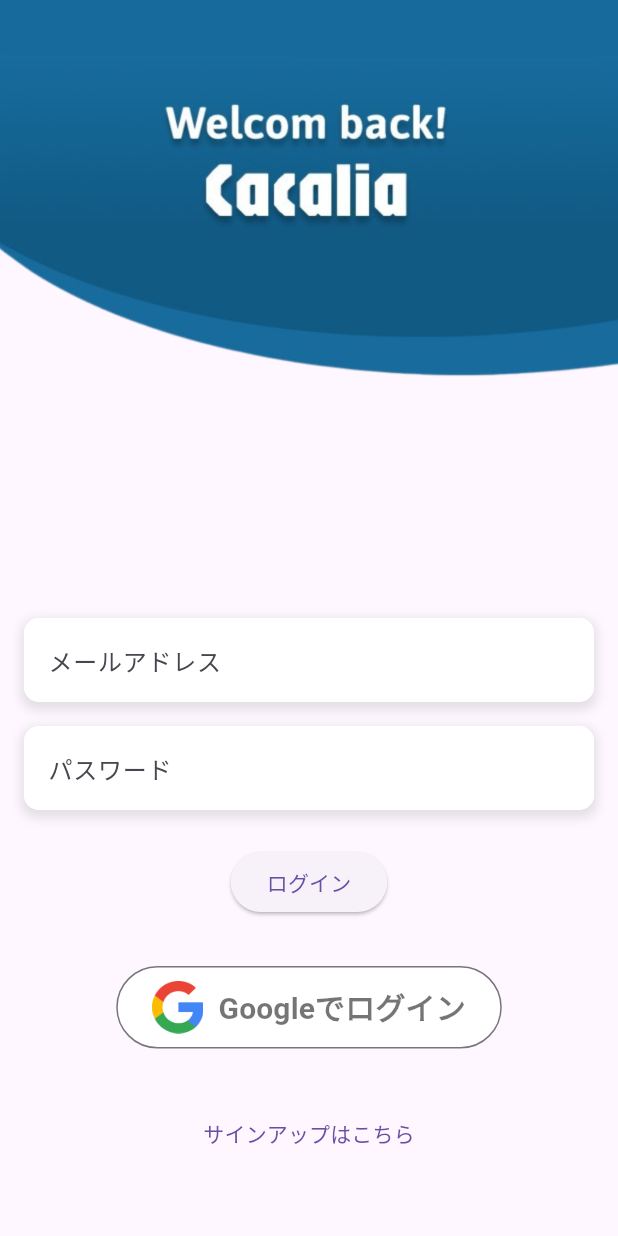
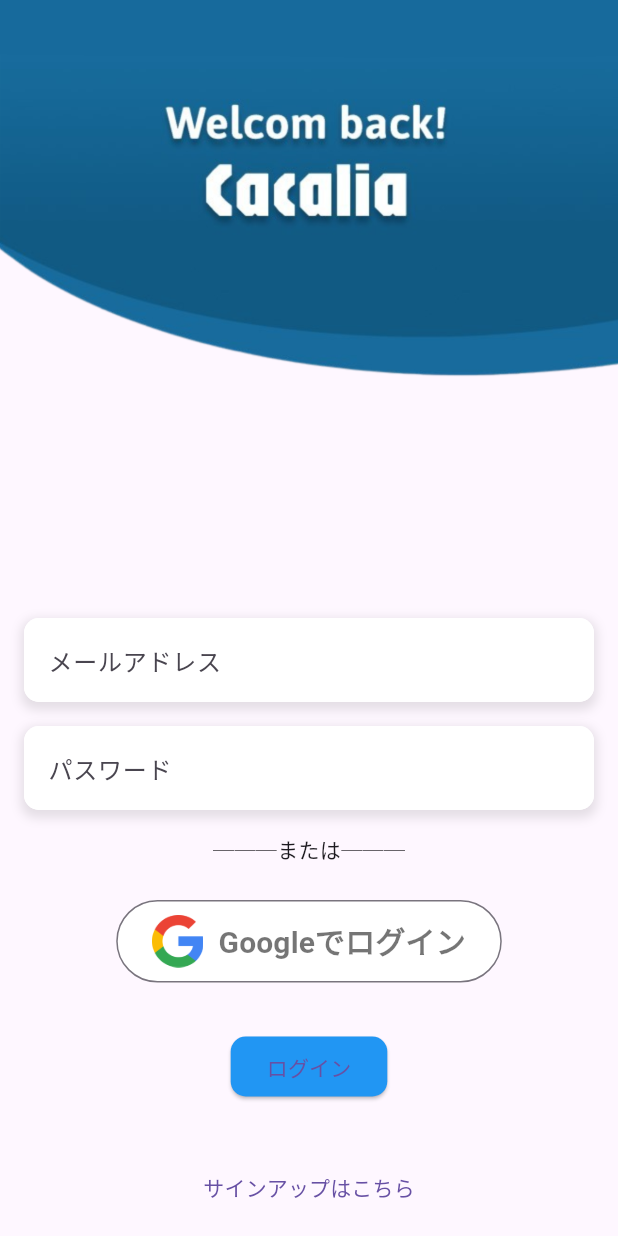
Before and after one commit to tapipipipi/Cacalia, a Flutter app: the screen it shows after launch, on a phone screen of 412 x 824 dp. Run offline on Flutter 3.47's test engine with Material 3 defaults, Android fonts, the phone set to English and light mode, and no system bars; our stand-ins replace cloud_firestore, firebase_auth, firebase_core, flutter_blue_plus, flutter_dotenv, freezed_annotation and 4 more; missing offline and left inert: ble_peripheral, shake_gesture; accounts and stored records are empty.

Commit message:
login画面改良

```diff
--- a/lib/features/login/pages/login.dart
+++ b/lib/features/login/pages/login.dart
@@ -121,7 +121,24 @@
                     },
                   ),
                 ),
+                const SizedBox(height: 16),
+                const Text('───または───'),
                 const SizedBox(height: 24),
+                FutureBuilder(
+                  future: Authentication.initializeFirebase(context: context),
+                  builder: (context, snapshot) {
+                    if (snapshot.connectionState == ConnectionState.waiting) {
+                      return CircularProgressIndicator(); // データがまだ取得されていない場合のローディング表示
+                    } else if (snapshot.hasError) {
+                      return Text('Error initializing Firebase');
+                    } else {
+                      // データが取得された場合
+                      return GoogleSignInButton();
+                    }
+                  },
+                ),
+                const SizedBox(height: 16),
+                // ログインボタンをGoogleログインの下に移動し、デザインを変更
                 ElevatedButton(
                   onPressed: () async {
                     print(_email);
@@ -131,7 +148,6 @@
                     //   // TODO: ログイン処理を
                     // }
                     // ------------------------------------
-
                     // TODO: ログイン処理
                     try {
                       final nowuser = FirebaseAuth.instance.currentUser;
@@ -150,17 +166,18 @@
                           print("ログインしました ${user.email} , ${user.uid}");
                           // ignore: use_build_context_synchronously
                           context.go('/home');
-                          // Navigator.push( //uidを渡して遷移
-                          //   context,
-                          //   MaterialPageRoute(
-                          //       builder: (context) => Home(user.uid)),
-                          // );
                         }
                       }
                     } catch (e) {
                       print(e);
                     }
                   },
+                  style: ElevatedButton.styleFrom(
+                    primary: Colors.blue, // ボタンの色を青に設定
+                    shape: RoundedRectangleBorder(
+                      borderRadius: BorderRadius.circular(10), // 角丸に設定
+                    ),
+                  ),
                   child: const Text('ログイン'),
                 ),
                 const SizedBox(height: 16),
@@ -181,20 +198,6 @@
                 //   },
                 //   child: const Text('Googleでログイン'),
                 // ),
-                FutureBuilder(
-                  future: Authentication.initializeFirebase(context: context),
-                  builder: (context, snapshot) {
-                    if (snapshot.connectionState == ConnectionState.waiting) {
-                      return CircularProgressIndicator(); // データがまだ取得されていない場合のローディング表示
-                    } else if (snapshot.hasError) {
-                      return Text('Error initializing Firebase');
-                    } else {
-                      // データが取得された場合
-                      return GoogleSignInButton();
-                    }
-                  },
-                ),
-                const SizedBox(height: 16),
                 TextButton(
                   onPressed: () {
                     context.go('/signUpName');
```
